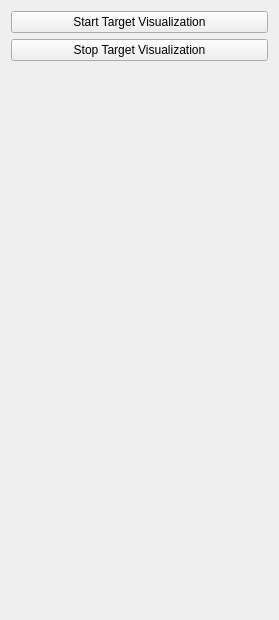
Qt form TargetVisualization/Resources/UI/TargetVisualization.ui (bingogome/rotms-slicer) before a commit.
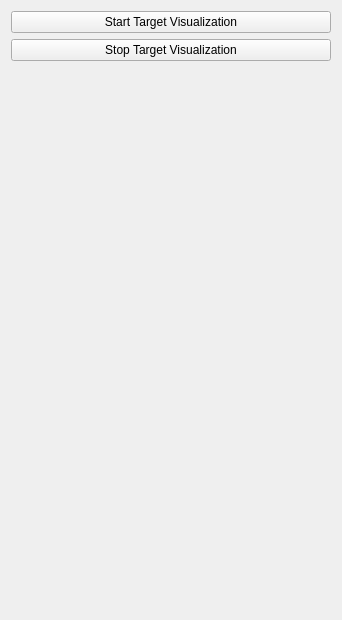
The same form after that commit. Custom widgets are drawn as their Qt base class.

The edit to the form file:
```diff
--- a/TargetVisualization/Resources/UI/TargetVisualization.ui
+++ b/TargetVisualization/Resources/UI/TargetVisualization.ui
@@ -6,7 +6,7 @@
    <rect>
     <x>0</x>
     <y>0</y>
-    <width>279</width>
+    <width>342</width>
     <height>620</height>
    </rect>
   </property>
```
Left out of the diff: 6 changed lines with no effect on the pictures.
